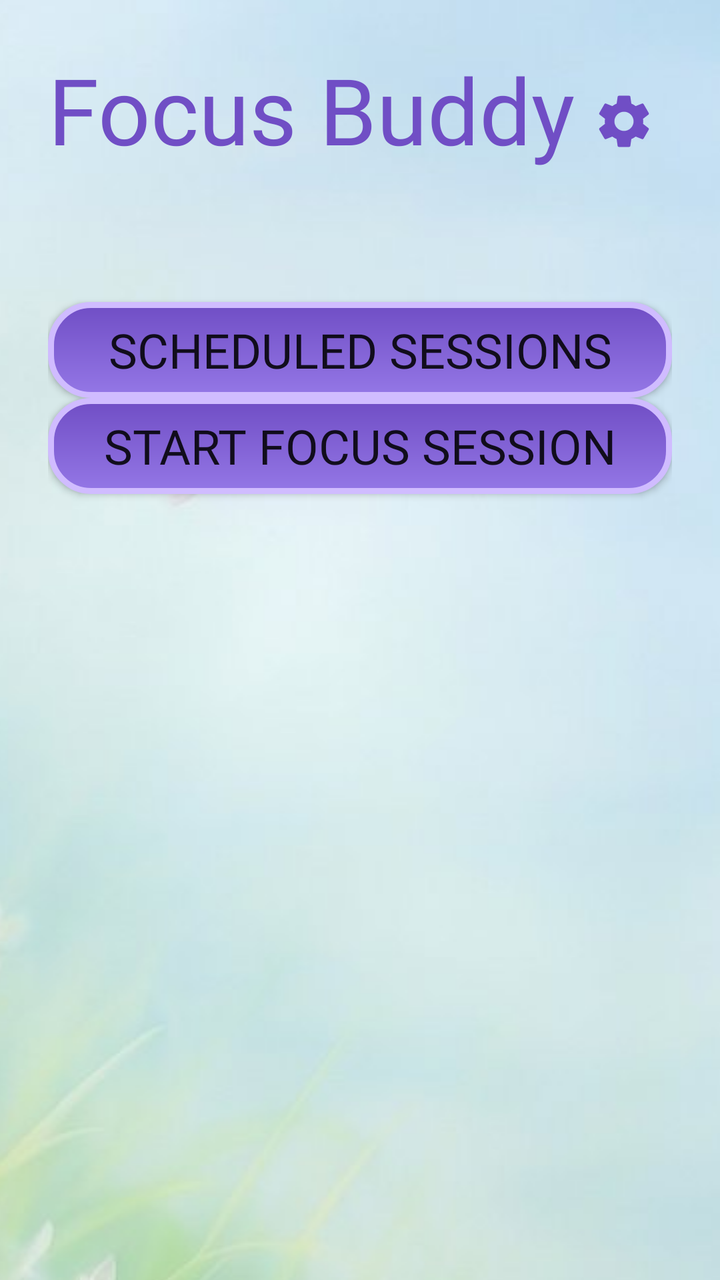
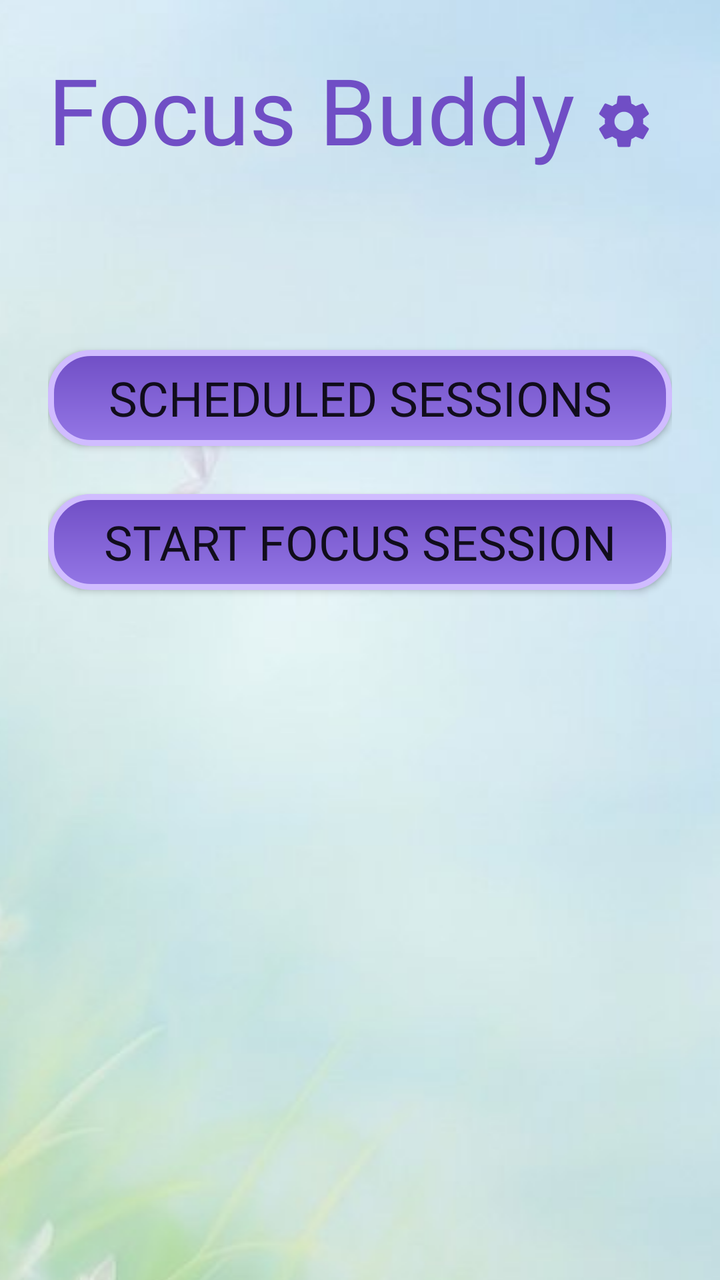

Two renders of the same Android screen: before a commit and after it. Below are the layout's source before the change and the commit's diff.
<!-- AndroidManifest.xml: application theme android:Theme.Material.Light.NoActionBar -->
<!-- res/layout/activity_main.xml -->
<?xml version="1.0" encoding="utf-8"?>
<LinearLayout xmlns:android="http://schemas.android.com/apk/res/android"
    android:layout_width="match_parent"
    android:layout_height="match_parent"
    android:fillViewport="true">
    <LinearLayout
        android:layout_width="match_parent"
        android:layout_height="wrap_content"
        android:orientation="vertical"
        android:padding="24dp"
        android:background="@drawable/activity_background">

        
        <LinearLayout
            android:layout_width="match_parent"
            android:layout_height="wrap_content"
            android:gravity="center_vertical"
            android:orientation="horizontal">

            <TextView
                android:layout_width="0dp"
                android:layout_height="wrap_content"
                android:layout_weight="1"
                android:autoSizeMaxTextSize="55sp"
                android:autoSizeMinTextSize="30sp"
                android:autoSizeStepGranularity="1sp"
                android:autoSizeTextType="uniform"
                android:fontFamily="@font/super_frog"
                android:maxLines="1"
                android:text="@string/app_name"
                android:textColor="@color/primary_dark"
                android:textSize="55sp" />

            <ImageButton
                android:id="@+id/btnSettings"
                android:layout_width="48dp"
                android:layout_height="48dp"
                android:background="?android:attr/selectableItemBackgroundBorderless"
                android:contentDescription="Settings"
                android:src="@drawable/ic_settings" />
        </LinearLayout>

        
        <TextView
            android:id="@+id/tvNoApps"
            android:layout_width="match_parent"
            android:layout_height="wrap_content"
            android:layout_marginTop="8dp"
            android:background="@drawable/warning_banner"
            android:fontFamily="@font/super_frog"
            android:gravity="center"
            android:padding="16dp"
            android:text="No apps or websites selected to block! Open Settings (the gear, top right) and choose what to block."
            android:textColor="@color/white"
            android:textSize="20sp"
            android:visibility="gone" />

        <TextView
            android:id="@+id/tvStatus"
            android:layout_width="match_parent"
            android:layout_height="wrap_content"
            android:paddingTop="8dp"
            android:paddingBottom="24dp"
            android:fontFamily="@font/super_frog"
            android:textSize="16sp" />

        
        <TextView
            android:id="@+id/tvCountdown"
            android:layout_width="match_parent"
            android:layout_height="wrap_content"
            android:fontFamily="@font/super_frog"
            android:gravity="center"
            android:paddingTop="8dp"
            android:paddingBottom="8dp"
            android:textColor="@color/primary_dark"
            android:textSize="48sp"
            android:visibility="gone" />

        
        <TextView
            android:id="@+id/tvSessionEnds"
            android:layout_width="match_parent"
            android:layout_height="wrap_content"
            android:fontFamily="@font/super_frog"
            android:gravity="center"
            android:paddingBottom="24dp"
            android:textColor="@color/text_secondary"
            android:textSize="18sp"
            android:visibility="gone" />

        
        <TextView
            android:id="@+id/tvNextBlock"
            android:layout_width="match_parent"
            android:layout_height="wrap_content"
            android:fontFamily="@font/super_frog"
            android:textColor="@color/primary_dark"
            android:textSize="16sp"
            android:visibility="gone" />

        
        <CheckBox
            android:id="@+id/cbNextEnabled"
            android:layout_width="match_parent"
            android:layout_height="wrap_content"
            android:layout_marginBottom="16dp"
            android:checked="true"
            android:text="Enable"
            android:visibility="gone" />

        <Button
            android:id="@+id/btnSchedule"
            style="@style/BaseButtonStyle"
            android:text="Scheduled sessions"
            />

        
        <Button
            android:id="@+id/btnStart"
            style="@style/BaseButtonStyle"
            android:text="Start focus session"
            />

        
        <Button
            android:id="@+id/btnScan"
            style="@style/BaseButtonStyle"
            android:text="Scan QR to end session"
            android:visibility="gone" />
    </LinearLayout>
</LinearLayout>
<!-- resources referenced by this layout -->
<resources>
  <color name="primary_dark">#704EC5</color>
  <color name="text_secondary">#49454F</color>
  <color name="white">#FFFFFFFF</color>
  <!-- drawable activity_background (drawable) -->
  <?xml version="1.0" encoding="utf-8"?>
  <bitmap xmlns:android="http://schemas.android.com/apk/res/android"
      android:src="@drawable/background"
      android:gravity="center"
      android:tileMode="disabled" />
  <!-- drawable ic_settings (drawable) -->
  <vector xmlns:android="http://schemas.android.com/apk/res/android"
      android:width="32dp"
      android:height="32dp"
      android:viewportWidth="24"
      android:viewportHeight="24">
      <path
          android:fillColor="@color/primary_dark"
          android:pathData="M19.14,12.94c0.04,-0.3 0.06,-0.61 0.06,-0.94c0,-0.32 -0.02,-0.64 -0.07,-0.94l2.03,-1.58c0.18,-0.14 0.23,-0.41 0.12,-0.61l-1.92,-3.32c-0.12,-0.22 -0.37,-0.29 -0.59,-0.22l-2.39,0.96c-0.5,-0.38 -1.03,-0.7 -1.62,-0.94L14.4,2.81c-0.04,-0.24 -0.24,-0.41 -0.48,-0.41h-3.84c-0.24,0 -0.43,0.17 -0.47,0.41L9.25,5.35C8.66,5.59 8.12,5.92 7.63,6.29L5.24,5.33c-0.22,-0.08 -0.47,0 -0.59,0.22L2.74,8.87C2.62,9.08 2.66,9.34 2.86,9.48l2.03,1.58C4.84,11.36 4.8,11.69 4.8,12s0.02,0.64 0.07,0.94l-2.03,1.58c-0.18,0.14 -0.23,0.41 -0.12,0.61l1.92,3.32c0.12,0.22 0.37,0.29 0.59,0.22l2.39,-0.96c0.5,0.38 1.03,0.7 1.62,0.94l0.36,2.54c0.05,0.24 0.24,0.41 0.48,0.41h3.84c0.24,0 0.44,-0.17 0.47,-0.41l0.36,-2.54c0.59,-0.24 1.13,-0.56 1.62,-0.94l2.39,0.96c0.22,0.08 0.47,0 0.59,-0.22l1.92,-3.32c0.12,-0.22 0.07,-0.47 -0.12,-0.61L19.14,12.94zM12,15.6c-1.98,0 -3.6,-1.62 -3.6,-3.6s1.62,-3.6 3.6,-3.6s3.6,1.62 3.6,3.6S13.98,15.6 12,15.6z" />
  </vector>
  <!-- drawable warning_banner (drawable) -->
  <shape xmlns:android="http://schemas.android.com/apk/res/android"
      android:shape="rectangle">
      <solid android:color="#D32F2F" />
      <corners android:radius="16dp" />
  </shape>
  <string name="app_name">Focus Buddy</string>
  <style name="BaseButtonStyle">
          <item name="android:layout_width">match_parent</item>
          <item name="android:layout_height">match_parent</item>
          <item name="android:background">@drawable/base_button_shape</item>
          <item name="android:fontFamily">@font/super_frog</item>
          <item name="android:gravity">center_vertical|center_horizontal</item>
          
          <item name="android:paddingStart">10dp</item>
          <item name="android:paddingEnd">10dp</item>
          <item name="android:maxLines">1</item>
  
          <item name="android:autoSizeTextType">uniform</item>
          <item name="android:autoSizeMinTextSize">14sp</item>
          <item name="android:autoSizeMaxTextSize">30sp</item>
          <item name="android:autoSizeStepGranularity">5sp</item>
      </style>
  <!-- drawable background: jpg bitmap (drawable, 65327 bytes) -->
  <!-- drawable base_button_shape (drawable) -->
  <shape xmlns:android="http://schemas.android.com/apk/res/android"
      android:shape="rectangle">
  
      <gradient
          android:angle="270"
          android:startColor="@color/primary_dark"
          android:endColor="@color/primary"
          android:type="linear" />
  
      <corners android:radius="20dp" />
  
      <stroke
          android:width="3dp"
          android:color="@color/accent" />
  
  </shape>
  <color name="primary">#9477E6</color>
  <color name="accent">#D0BCFF</color>
</resources>

<!-- the commit's change to res/layout/activity_main.xml (unified diff, before → after) -->
@@ -112,6 +112,7 @@
         <Button
             android:id="@+id/btnSchedule"
             style="@style/BaseButtonStyle"
+            android:layout_marginTop="24dp"
             android:text="Scheduled sessions"
             />
 
@@ -119,6 +120,7 @@
         <Button
             android:id="@+id/btnStart"
             style="@style/BaseButtonStyle"
+            android:layout_marginTop="24dp"
             android:text="Start focus session"
             />
 
